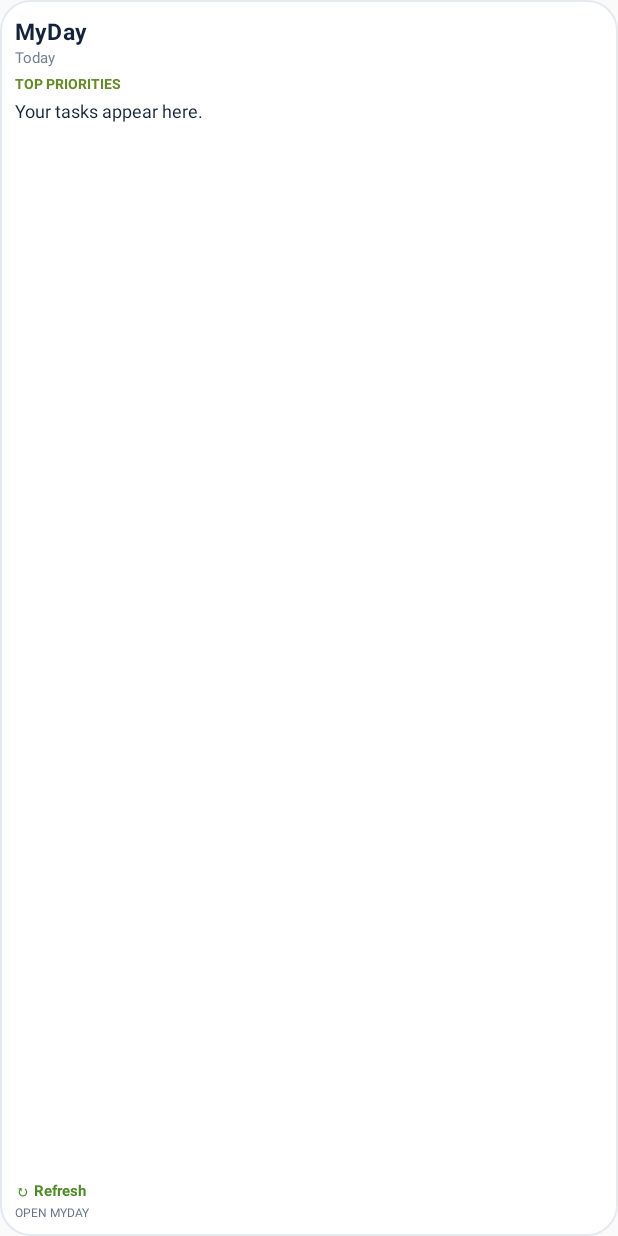
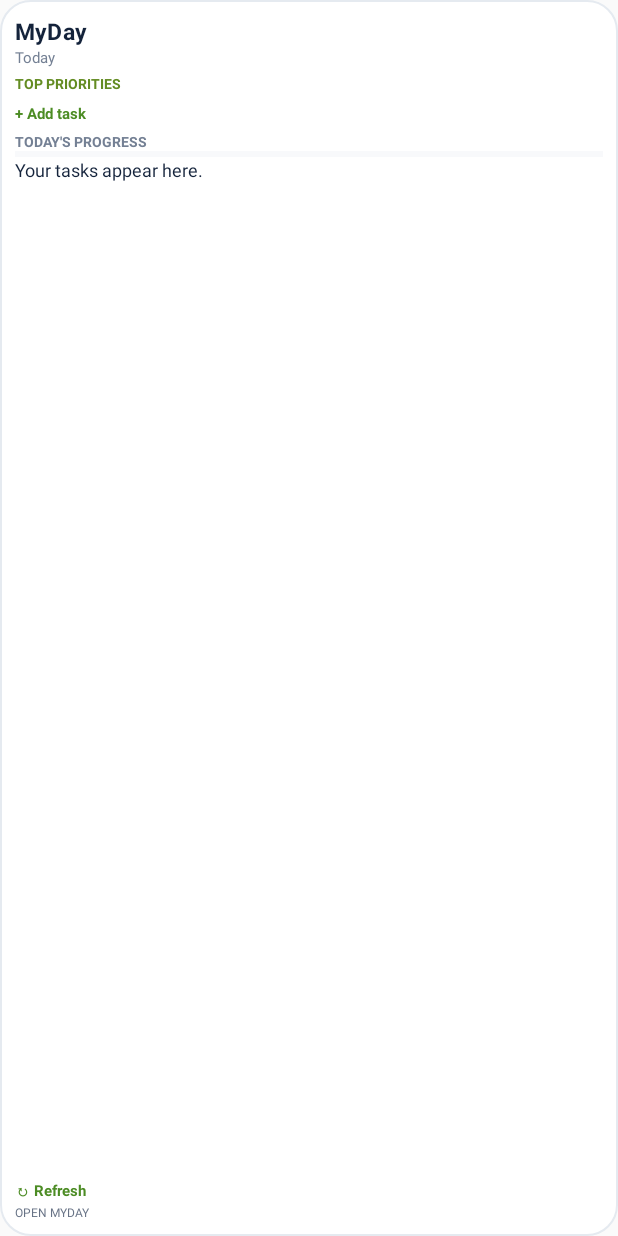
Before and after one commit to haska-tech/Myday-, an Android app built with Jetpack Compose: the layout myday_widget_small.xml on its own in the app's theme, with its tools: preview values and no code run, on a phone screen of 412 x 824 dp. Run offline under Robolectric (Android 15) with nearby library versions, the phone set to English and light mode, and no system bars.

Commit message:
Add quick-add and daily progress to widget layout

```diff
--- a/app/src/main/res/layout/myday_widget_small.xml
+++ b/app/src/main/res/layout/myday_widget_small.xml
@@ -11,6 +11,15 @@
         android:layout_height="wrap_content" android:paddingTop="4dp" android:paddingBottom="3dp"
         android:text="TOP PRIORITIES" android:textColor="#638C22" android:textSize="9sp"
         android:textStyle="bold" />
+    <TextView android:id="@+id/widget_quick_add" android:layout_width="wrap_content"
+        android:layout_height="wrap_content" android:paddingTop="3dp" android:paddingBottom="3dp"
+        android:text="+ Add task" android:textColor="#4C8C24" android:textSize="10sp" android:textStyle="bold" />
+    <TextView android:id="@+id/widget_progress_label" android:layout_width="match_parent"
+        android:layout_height="wrap_content" android:paddingTop="2dp" android:text="TODAY'S PROGRESS"
+        android:textColor="#748094" android:textSize="9sp" android:textStyle="bold" />
+    <ProgressBar android:id="@+id/widget_progress" style="?android:attr/progressBarStyleHorizontal"
+        android:layout_width="match_parent" android:layout_height="4dp" android:max="100"
+        android:progress="0" android:progressTint="#B7E445" android:progressBackgroundTint="#E3E8EF" />
     <LinearLayout android:id="@+id/widget_task_list" android:layout_width="match_parent"
         android:layout_height="0dp" android:layout_weight="1" android:orientation="vertical">
         <TextView android:id="@+id/widget_tasks" android:layout_width="match_parent"
```
